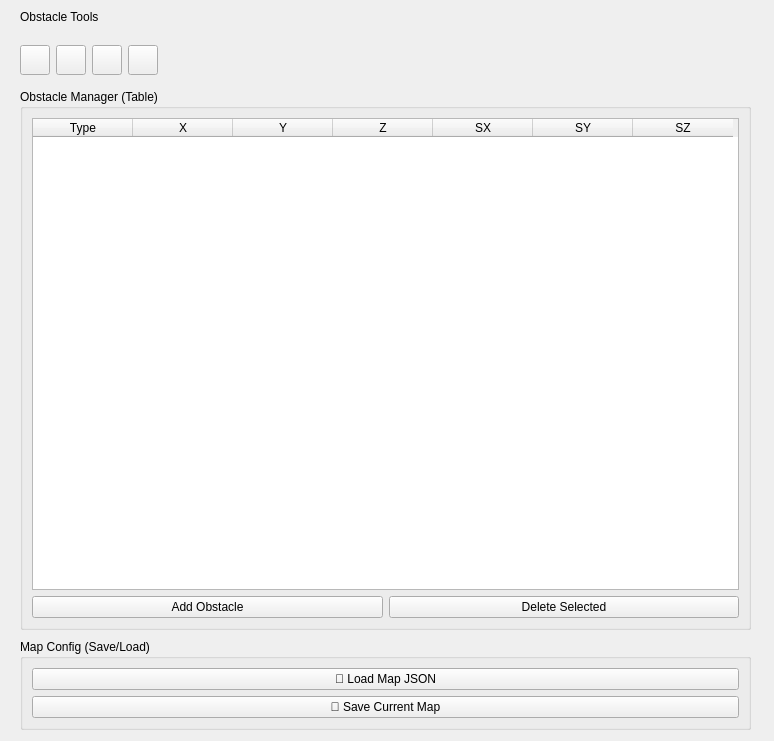
This is src/sensor_gui/ui/obstacle_window.ui in Hwan-Yeong/airbot_hyjoe_ws as Qt 5 draws it before an edit. The edited form follows.
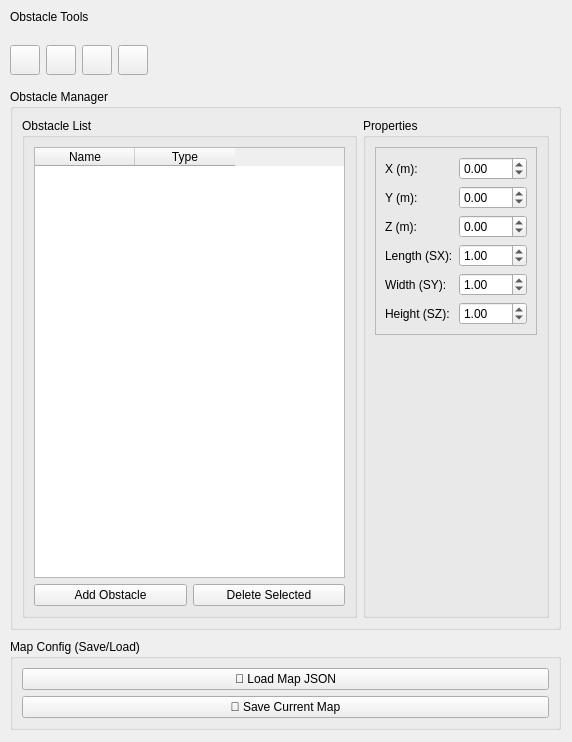
This is the edited form. Icons and pictures are not drawn.

Commit message: obstacle window 장애물 설정 창 업데이트 (장애물 개별 파라미터 최적화 되도록)

Diff of the .ui file:
```diff
--- a/src/sensor_gui/ui/obstacle_window.ui
+++ b/src/sensor_gui/ui/obstacle_window.ui
@@ -6,109 +6,241 @@
    <rect>
     <x>0</x>
     <y>0</y>
-    <width>774</width>
-    <height>741</height>
+    <width>572</width>
+    <height>742</height>
    </rect>
   </property>
   <property name="windowTitle">
    <string>Edit Obstacles</string>
   </property>
   <widget class="QGroupBox" name="groupBox_wall">
-   <property name="enabled">
-    <bool>true</bool>
-   </property>
    <property name="geometry">
     <rect>
-     <x>20</x>
+     <x>10</x>
      <y>89</y>
-     <width>731</width>
+     <width>551</width>
      <height>541</height>
     </rect>
    </property>
-   <property name="minimumSize">
-    <size>
-     <width>0</width>
-     <height>300</height>
-    </size>
-   </property>
-   <property name="maximumSize">
-    <size>
-     <width>16777215</width>
-     <height>16777215</height>
-    </size>
-   </property>
    <property name="title">
-    <string>Obstacle Manager (Table)</string>
+    <string>Obstacle Manager</string>
    </property>
-   <layout class="QVBoxLayout" name="verticalLayout">
+   <layout class="QHBoxLayout" name="horizontalLayout">
     <item>
-     <widget class="QTableWidget" name="table_walls_1">
-      <property name="columnCount">
-       <number>7</number>
+     <widget class="QGroupBox" name="groupBox_list">
+      <property name="title">
+       <string>Obstacle List</string>
       </property>
-      <column>
-       <property name="text">
-        <string>Type</string>
-       </property>
-      </column>
-      <column>
-       <property name="text">
-        <string>X</string>
-       </property>
-      </column>
-      <column>
-       <property name="text">
-        <string>Y</string>
-       </property>
-      </column>
-      <column>
-       <property name="text">
-        <string>Z</string>
-       </property>
-      </column>
-      <column>
-       <property name="text">
-        <string>SX</string>
-       </property>
-      </column>
-      <column>
-       <property name="text">
-        <string>SY</string>
-       </property>
-      </column>
-      <column>
-       <property name="text">
-        <string>SZ</string>
-       </property>
-      </column>
+      <layout class="QVBoxLayout" name="verticalLayout_list">
+       <item>
+        <widget class="QTableWidget" name="table_walls_1">
+         <property name="columnCount">
+          <number>2</number>
+         </property>
+         <column>
+          <property name="text">
+           <string>Name</string>
+          </property>
+         </column>
+         <column>
+          <property name="text">
+           <string>Type</string>
+          </property>
+         </column>
+        </widget>
+       </item>
+       <item>
+        <layout class="QHBoxLayout" name="hl_wall_btn">
+         <item>
+          <widget class="QPushButton" name="btn_add_wall_">
+           <property name="text">
+            <string>Add Obstacle</string>
+           </property>
+          </widget>
+         </item>
+         <item>
+          <widget class="QPushButton" name="btn_delete_wall_">
+           <property name="text">
+            <string>Delete Selected</string>
+           </property>
+          </widget>
+         </item>
+        </layout>
+       </item>
+      </layout>
      </widget>
     </item>
     <item>
-     <layout class="QHBoxLayout" name="hl_wall_btn">
-      <item>
-       <widget class="QPushButton" name="btn_add_wall_">
-        <property name="text">
-         <string>Add Obstacle</string>
-        </property>
-       </widget>
-      </item>
-      <item>
-       <widget class="QPushButton" name="btn_delete_wall_">
-        <property name="text">
-         <string>Delete Selected</string>
-        </property>
-       </widget>
-      </item>
-     </layout>
+     <widget class="QGroupBox" name="groupBox_properties">
+      <property name="title">
+       <string>Properties</string>
+      </property>
+      <layout class="QVBoxLayout" name="verticalLayout_props">
+       <item>
+        <widget class="QFrame" name="frame_props">
+         <property name="frameShape">
+          <enum>QFrame::StyledPanel</enum>
+         </property>
+         <property name="frameShadow">
+          <enum>QFrame::Raised</enum>
+         </property>
+         <layout class="QFormLayout" name="formLayout">
+          <item row="0" column="0">
+           <widget class="QLabel" name="lbl_x">
+            <property name="text">
+             <string>X (m):</string>
+            </property>
+           </widget>
+          </item>
+          <item row="0" column="1">
+           <widget class="QDoubleSpinBox" name="spin_x">
+            <property name="minimum">
+             <double>-100.000000000000000</double>
+            </property>
+            <property name="maximum">
+             <double>100.000000000000000</double>
+            </property>
+            <property name="singleStep">
+             <double>0.100000000000000</double>
+            </property>
+           </widget>
+          </item>
+          <item row="1" column="0">
+           <widget class="QLabel" name="lbl_y">
+            <property name="text">
+             <string>Y (m):</string>
+            </property>
+           </widget>
+          </item>
+          <item row="1" column="1">
+           <widget class="QDoubleSpinBox" name="spin_y">
+            <property name="minimum">
+             <double>-100.000000000000000</double>
+            </property>
+            <property name="maximum">
+             <double>100.000000000000000</double>
+            </property>
+            <property name="singleStep">
+             <double>0.100000000000000</double>
+            </property>
+           </widget>
+          </item>
+          <item row="2" column="0">
+           <widget class="QLabel" name="lbl_z">
+            <property name="text">
+             <string>Z (m):</string>
+            </property>
+           </widget>
+          </item>
+          <item row="2" column="1">
+           <widget class="QDoubleSpinBox" name="spin_z">
+            <property name="minimum">
+             <double>-100.000000000000000</double>
+            </property>
+            <property name="maximum">
+             <double>100.000000000000000</double>
+            </property>
+            <property name="singleStep">
+             <double>0.100000000000000</double>
+            </property>
+           </widget>
+          </item>
+          <item row="3" column="0">
+           <widget class="QLabel" name="lbl_sx">
+            <property name="text">
+             <string>Length (SX):</string>
+            </property>
+           </widget>
+          </item>
+          <item row="3" column="1">
+           <widget class="QDoubleSpinBox" name="spin_sx">
+            <property name="minimum">
+             <double>0.010000000000000</double>
+            </property>
+            <property name="maximum">
+             <double>100.000000000000000</double>
+            </property>
+            <property name="singleStep">
+             <double>0.100000000000000</double>
+            </property>
+            <property name="value">
+             <double>1.000000000000000</double>
+            </property>
+           </widget>
+          </item>
+          <item row="4" column="0">
+           <widget class="QLabel" name="lbl_sy">
+            <property name="text">
+             <string>Width (SY):</string>
+            </property>
+           </widget>
+          </item>
+          <item row="4" column="1">
+           <widget class="QDoubleSpinBox" name="spin_sy">
+            <property name="minimum">
+             <double>0.010000000000000</double>
+            </property>
+            <property name="maximum">
+             <double>100.000000000000000</double>
+            </property>
+            <property name="singleStep">
+             <double>0.100000000000000</double>
+            </property>
+            <property name="value">
+             <double>1.000000000000000</double>
+            </property>
+           </widget>
+          </item>
+          <item row="5" column="0">
+           <widget class="QLabel" name="lbl_sz">
+            <property name="text">
+             <string>Height (SZ):</string>
+            </property>
+           </widget>
+          </item>
+          <item row="5" column="1">
+           <widget class="QDoubleSpinBox" name="spin_sz">
+            <property name="minimum">
+             <double>0.010000000000000</double>
+            </property>
+            <property name="maximum">
+             <double>100.000000000000000</double>
+            </property>
+            <property name="singleStep">
+             <double>0.100000000000000</double>
+            </property>
+            <property name="value">
+             <double>1.000000000000000</double>
+            </property>
+           </widget>
+          </item>
+         </layout>
+        </widget>
+       </item>
+       <item>
+        <spacer name="verticalSpacer">
+         <property name="orientation">
+          <enum>Qt::Vertical</enum>
+         </property>
+         <property name="sizeHint" stdset="0">
+          <size>
+           <width>20</width>
+           <height>40</height>
+          </size>
+         </property>
+        </spacer>
+       </item>
+      </layout>
+     </widget>
     </item>
    </layout>
   </widget>
   <widget class="QGroupBox" name="groupBox_map">
    <property name="geometry">
     <rect>
-     <x>20</x>
+     <x>10</x>
      <y>639</y>
-     <width>731</width>
+     <width>551</width>
      <height>91</height>
     </rect>
    </property>
@@ -135,7 +267,7 @@
   <widget class="QLabel" name="label">
    <property name="geometry">
     <rect>
-     <x>20</x>
+     <x>10</x>
      <y>9</y>
      <width>91</width>
      <height>16</height>
@@ -148,9 +280,9 @@
   <widget class="QWidget" name="layoutWidget">
    <property name="geometry">
     <rect>
-     <x>20</x>
+     <x>10</x>
      <y>40</y>
-     <width>731</width>
+     <width>551</width>
      <height>41</height>
     </rect>
    </property>
```
The commit also changes 2 other files.
